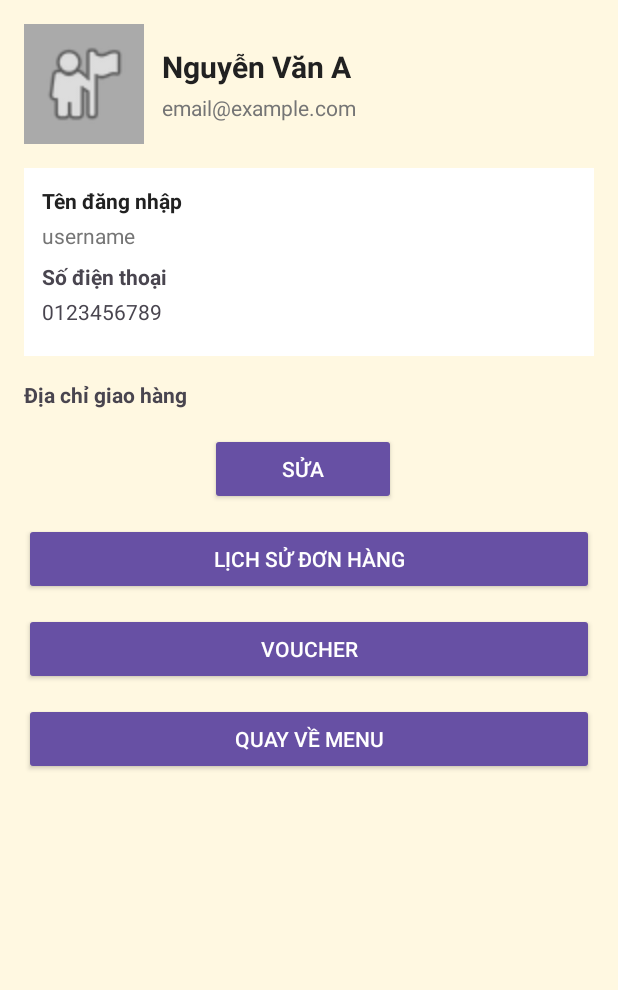
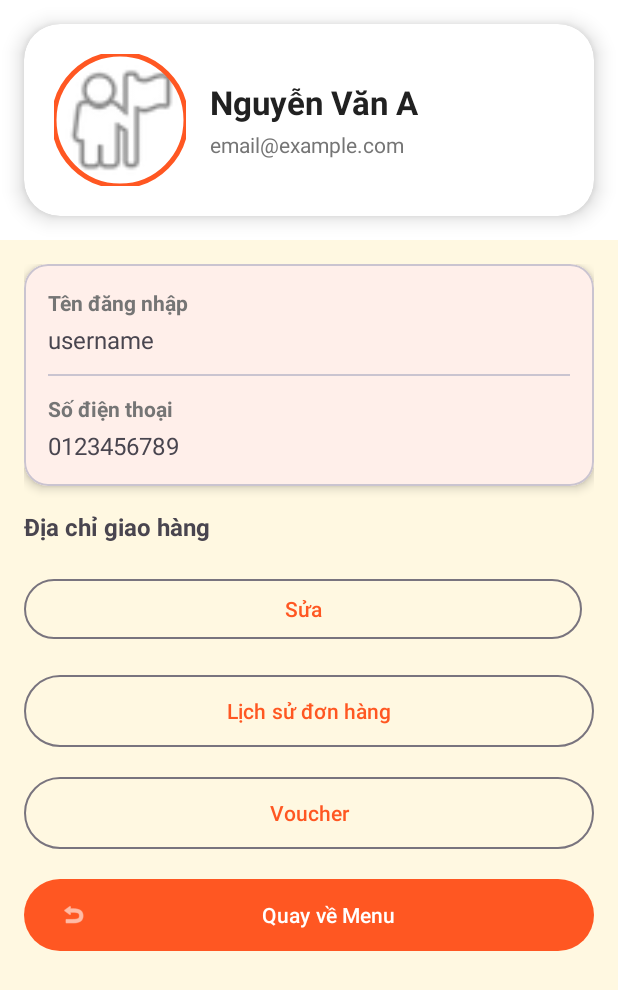
Before and after one commit to Thanh-Vui-Minx/Andoird, an Android app: the ProfileActivity screen opened directly, with no data from a screen before it, on a phone screen of 412 x 824 dp. Shown: the top 990 px of the screen. Run offline under Robolectric (Android 15) with nearby library versions, the phone set to English and light mode, and no system bars; our stand-ins replace Firebase (no records; nobody signed in at launch, a user with empty details on screens opened directly); pictures from the network do not load.

Commit message:
Cap nhat giao dien tong the

```diff
--- a/app/build.gradle.kts
+++ b/app/build.gradle.kts
@@ -54,5 +54,6 @@ dependencies {
     implementation("com.google.firebase:firebase-analytics")
     implementation("com.github.bumptech.glide:glide:4.16.0")
     implementation("androidx.constraintlayout:constraintlayout:2.1.4")
+    implementation("com.google.android.material:material:1.12.0")
     annotationProcessor ("com.github.bumptech.glide:compiler:4.16.0")
 }
--- a/app/src/main/res/layout/activity_main.xml
+++ b/app/src/main/res/layout/activity_main.xml
@@ -8,11 +8,12 @@
 
     <ImageView
         android:id="@+id/ivLogo"
-        android:layout_width="match_parent"
-        android:layout_height="200dp"
+        android:layout_width="381dp"
+        android:layout_height="225dp"
         android:layout_marginBottom="24dp"
         android:adjustViewBounds="true"
-        android:scaleType="centerCrop" />
+        android:cropToPadding="true"
+        android:scaleType="centerInside" />
 
     <TextView
         android:layout_width="wrap_content"
--- a/app/src/main/res/layout/activity_profile.xml
+++ b/app/src/main/res/layout/activity_profile.xml
@@ -1,44 +1,57 @@
 <?xml version="1.0" encoding="utf-8"?>
-<LinearLayout xmlns:android="http://schemas.android.com/apk/res/android"
+<androidx.coordinatorlayout.widget.CoordinatorLayout
+    xmlns:android="http://schemas.android.com/apk/res/android"
+    xmlns:app="http://schemas.android.com/apk/res-auto"
     android:layout_width="match_parent"
     android:layout_height="match_parent"
-    android:orientation="vertical"
-    android:padding="16dp"
     android:background="@color/background">
 
-    <!-- Header: avatar + name + email -->
+    <com.google.android.material.appbar.AppBarLayout
+        android:layout_width="match_parent"
+        android:layout_height="wrap_content"
+        android:background="?attr/colorSurface">
+
+        <androidx.cardview.widget.CardView
+            android:layout_width="match_parent"
+            android:layout_height="wrap_content"
+            app:cardCornerRadius="24dp"
+            app:cardElevation="8dp"
+            android:layout_margin="16dp">
+
             <LinearLayout
                 android:layout_width="match_parent"
                 android:layout_height="wrap_content"
                 android:orientation="horizontal"
-        android:gravity="center_vertical"
-        android:layout_marginBottom="16dp">
+                android:padding="20dp"
+                android:gravity="center_vertical">
 
-        <ImageView
+                <!-- Avatar tròn với viền -->
+                <com.google.android.material.imageview.ShapeableImageView
                     android:id="@+id/ivAvatar"
-            android:layout_width="80dp"
-            android:layout_height="80dp"
+                    android:layout_width="88dp"
+                    android:layout_height="88dp"
                     android:src="@android:drawable/ic_menu_myplaces"
                     android:contentDescription="Ảnh đại diện"
                     android:scaleType="centerCrop"
-            android:background="@android:color/darker_gray"
-            android:padding="8dp" />
+                    app:shapeAppearanceOverlay="@style/ShapeAppearanceOverlay.Circle"
+                    app:strokeColor="?attr/colorPrimary"
+                    app:strokeWidth="3dp" />
 
                 <LinearLayout
                     android:layout_width="0dp"
                     android:layout_height="wrap_content"
                     android:layout_weight="1"
                     android:orientation="vertical"
-            android:paddingStart="12dp">
+                    android:layout_marginStart="16dp">
 
                     <TextView
                         android:id="@+id/tvFullname"
                         android:layout_width="wrap_content"
                         android:layout_height="wrap_content"
                         android:text="Nguyễn Văn A"
-                android:textSize="20sp"
+                        android:textSize="22sp"
                         android:textStyle="bold"
-                android:textColor="@color/textPrimary" />
+                        android:textColor="?attr/colorOnSurface" />
 
                     <TextView
                         android:id="@+id/tvEmail"
@@ -47,18 +60,36 @@
                         android:text="email@example.com"
                         android:textSize="14sp"
                         android:layout_marginTop="4dp"
-                android:textColor="@color/textSecondary" />
+                        android:textColor="?attr/colorOnSurfaceVariant" />
                 </LinearLayout>
             </LinearLayout>
+        </androidx.cardview.widget.CardView>
+    </com.google.android.material.appbar.AppBarLayout>
 
-    <!-- Account fields -->
+    <androidx.core.widget.NestedScrollView
+        android:layout_width="match_parent"
+        android:layout_height="match_parent"
+        app:layout_behavior="@string/appbar_scrolling_view_behavior"
+        android:padding="16dp">
+
+        <LinearLayout
+            android:layout_width="match_parent"
+            android:layout_height="wrap_content"
+            android:orientation="vertical">
+
+            <!-- Thông tin tài khoản -->
+            <com.google.android.material.card.MaterialCardView
+                android:layout_width="match_parent"
+                android:layout_height="wrap_content"
+                app:cardCornerRadius="16dp"
+                app:cardElevation="4dp"
+                android:layout_marginBottom="16dp">
+
                 <LinearLayout
                     android:layout_width="match_parent"
                     android:layout_height="wrap_content"
                     android:orientation="vertical"
-        android:padding="12dp"
-        android:background="@color/surface"
-        android:layout_marginBottom="12dp">
+                    android:padding="16dp">
 
                     <TextView
                         android:id="@+id/tvUsernameLabel"
@@ -66,16 +97,21 @@
                         android:layout_height="wrap_content"
                         android:text="Tên đăng nhập"
                         android:textStyle="bold"
-            android:layout_marginBottom="4dp"
-            android:textColor="@color/textPrimary" />
+                        android:textColor="?attr/colorOnSurfaceVariant" />
 
                     <TextView
                         android:id="@+id/tvUsername"
                         android:layout_width="match_parent"
                         android:layout_height="wrap_content"
                         android:text="username"
-            android:layout_marginBottom="8dp"
-            android:textColor="@color/textSecondary" />
+                        android:layout_marginTop="4dp"
+                        android:textSize="16sp" />
+
+                    <View
+                        android:layout_width="match_parent"
+                        android:layout_height="1dp"
+                        android:background="?attr/colorOutlineVariant"
+                        android:layout_marginVertical="12dp" />
 
                     <TextView
                         android:id="@+id/tvPhoneLabel"
@@ -83,24 +119,26 @@
                         android:layout_height="wrap_content"
                         android:text="Số điện thoại"
                         android:textStyle="bold"
-            android:layout_marginBottom="4dp" />
+                        android:textColor="?attr/colorOnSurfaceVariant" />
 
                     <TextView
                         android:id="@+id/tvPhone"
                         android:layout_width="match_parent"
                         android:layout_height="wrap_content"
                         android:text="0123456789"
-            android:layout_marginBottom="8dp" />
+                        android:layout_marginTop="4dp"
+                        android:textSize="16sp" />
                 </LinearLayout>
+            </com.google.android.material.card.MaterialCardView>
 
-    <!-- Địa chỉ (danh sách động) -->
+            <!-- Địa chỉ -->
             <TextView
                 android:id="@+id/tvAddressLabel"
                 android:layout_width="wrap_content"
                 android:layout_height="wrap_content"
                 android:text="Địa chỉ giao hàng"
                 android:textStyle="bold"
-        android:layout_marginTop="4dp"
+                android:textSize="16sp"
                 android:layout_marginBottom="8dp" />
 
             <LinearLayout
@@ -108,82 +146,82 @@
                 android:layout_width="match_parent"
                 android:layout_height="wrap_content"
                 android:orientation="vertical"
-        android:layout_marginBottom="8dp" />
+                android:layout_marginBottom="12dp" />
 
-    <!-- Nút thêm địa chỉ (ẩn khi xem) -->
             <Button
                 android:id="@+id/btnAddAddress"
                 android:layout_width="wrap_content"
                 android:layout_height="wrap_content"
                 android:text="+ Thêm địa chỉ"
-        style="@style/AppButton"
+                style="@style/Widget.Material3.Button.TextButton"
                 android:visibility="gone"
                 android:layout_marginBottom="16dp" />
 
-    <!-- Buttons: Edit / Save / Cancel in one row -->
+            <!-- Nút hành động -->
             <LinearLayout
                 android:id="@+id/layoutButtons"
                 android:layout_width="match_parent"
                 android:layout_height="wrap_content"
                 android:orientation="horizontal"
                 android:gravity="center"
-        android:weightSum="3">
+                android:layout_marginBottom="16dp">
 
-        <Button
+                <com.google.android.material.button.MaterialButton
                     android:id="@+id/btnEdit"
                     android:layout_width="0dp"
                     android:layout_height="48dp"
                     android:layout_weight="1"
                     android:text="Sửa"
-            style="@style/AppButton"
+                    style="@style/Widget.Material3.Button.OutlinedButton"
                     android:layout_marginEnd="8dp" />
 
-        <Button
+                <com.google.android.material.button.MaterialButton
                     android:id="@+id/btnSave"
                     android:layout_width="0dp"
                     android:layout_height="48dp"
                     android:layout_weight="1"
                     android:text="Lưu"
-            style="@style/AppButton"
+                    style="@style/Widget.Material3.Button"
                     android:layout_marginEnd="8dp"
                     android:visibility="gone" />
 
-        <Button
+                <com.google.android.material.button.MaterialButton
                     android:id="@+id/btnCancel"
                     android:layout_width="0dp"
                     android:layout_height="48dp"
                     android:layout_weight="1"
                     android:text="Hủy"
-            style="@style/AppButton"
-            android:backgroundTint="@color/danger"
+                    style="@style/Widget.Material3.Button.OutlinedButton"
+                    app:strokeColor="@color/danger"
+                    android:textColor="@color/danger"
                     android:visibility="gone" />
             </LinearLayout>
 
-    <Button
+            <!-- Các nút chức năng -->
+            <com.google.android.material.button.MaterialButton
                 android:id="@+id/btnOrderHistory"
                 android:layout_width="match_parent"
-        android:layout_height="48dp"
-        android:layout_marginTop="12dp"
-        style="@style/AppButton"
+                android:layout_height="56dp"
                 android:text="Lịch sử đơn hàng"
-        android:textSize="14sp" />
+                style="@style/Widget.Material3.Button.OutlinedButton"
+                android:layout_marginBottom="12dp" />
 
-    <Button
+            <com.google.android.material.button.MaterialButton
                 android:id="@+id/btnVouchers"
                 android:layout_width="match_parent"
-        android:layout_height="48dp"
-        android:layout_marginTop="12dp"
-        style="@style/AppButton"
+                android:layout_height="56dp"
                 android:text="Voucher"
-        android:textSize="14sp" />
+                style="@style/Widget.Material3.Button.OutlinedButton"
+                android:layout_marginBottom="12dp" />
 
-    <Button
+            <com.google.android.material.button.MaterialButton
                 android:id="@+id/btnBackToMenu"
                 android:layout_width="match_parent"
-        android:layout_height="48dp"
-        android:layout_marginTop="12dp"
-        style="@style/AppButton"
+                android:layout_height="56dp"
                 android:text="Quay về Menu"
-        android:textSize="14sp" />
-
+                style="@style/Widget.Material3.Button"
+                app:icon="@android:drawable/ic_menu_revert"
+                app:iconGravity="start" />
         </LinearLayout>
+    </androidx.core.widget.NestedScrollView>
+</androidx.coordinatorlayout.widget.CoordinatorLayout>
--- a/app/src/main/res/layout/activity_signup.xml
+++ b/app/src/main/res/layout/activity_signup.xml
@@ -10,7 +10,8 @@
         android:id="@+id/ivLogo"
         android:layout_width="378dp"
         android:layout_height="230dp"
-        android:layout_marginBottom="30dp" />
+        android:layout_marginBottom="30dp"
+        android:scaleType="centerInside" />
     <TextView
         android:id="@+id/textView"
         android:layout_width="match_parent"
--- a/app/src/main/res/layout/item_voucher.xml
+++ b/app/src/main/res/layout/item_voucher.xml
@@ -8,7 +8,7 @@
     android:layout_marginBottom="8dp">
 
     <LinearLayout
-        android:layout_width="0dp"
+        android:layout_width="174dp"
         android:layout_height="wrap_content"
         android:layout_weight="1"
         android:orientation="vertical">
@@ -74,7 +74,7 @@
             <Button
                 android:id="@+id/btnEditVoucher"
                 style="@style/AppButton"
-                android:layout_width="wrap_content"
+                android:layout_width="83dp"
                 android:layout_height="wrap_content"
                 android:layout_gravity="center"
                 android:minWidth="56dp"
@@ -87,14 +87,15 @@
             android:layout_height="match_parent"
             android:foregroundGravity="center"
             android:padding="4dp">
+
             <Button
                 android:id="@+id/btnDeleteVoucher"
                 style="@style/AppButton"
-                android:layout_width="wrap_content"
+                android:layout_width="90dp"
                 android:layout_height="wrap_content"
-                android:text="Xóa"
                 android:layout_gravity="center"
-                android:minWidth="56dp" />
+                android:minWidth="56dp"
+                android:text="Xóa" />
         </FrameLayout>
 
     </LinearLayout>
--- a/app/src/main/res/values/styles.xml
+++ b/app/src/main/res/values/styles.xml
@@ -1,32 +1,40 @@
-<?xml version="1.0" encoding="utf-8"?>
 <resources>
-    <!-- Base application theme. -->
-    <style name="AppTheme" parent="Theme.AppCompat.Light.NoActionBar">
-        <item name="colorPrimary">@color/primary</item>
-        <item name="colorPrimaryDark">@color/primaryDark</item>
-        <item name="colorAccent">@color/accent</item>
-        <item name="android:textColorPrimary">@color/textPrimary</item>
-        <item name="android:windowBackground">@color/background</item>
-        <item name="android:buttonStyle">@style/AppButton</item>
+
+    <!-- Nút chính - Dùng MaterialButton -->
+    <style name="AppButton" parent="Widget.Material3.Button">
+        <item name="android:minHeight">48dp</item>
+        <item name="android:insetTop">0dp</item>
+        <item name="android:insetBottom">0dp</item>
+        <item name="cornerRadius">12dp</item>
+        <item name="backgroundTint">@color/primary</item>
+        <item name="android:textColor">@color/white</item>
+        <item name="android:textAllCaps">false</item>
+        <item name="iconGravity">textStart</item>
     </style>
 
-    <style name="AppButton" parent="Widget.AppCompat.Button">
-        <item name="android:backgroundTint">@color/primary</item>
-        <item name="android:textColor">@color/surface</item>
-        <item name="android:paddingLeft">12dp</item>
-        <item name="android:paddingRight">12dp</item>
-        <item name="android:paddingTop">8dp</item>
-        <item name="android:paddingBottom">8dp</item>
+    <!-- Card cho item -->
+    <style name="CardItem" parent="Widget.Material3.CardView.Elevated">
+        <item name="cardCornerRadius">16dp</item>
+        <item name="cardElevation">4dp</item>
     </style>
 
-    <style name="CardItem">
-        <item name="android:background">@color/surface</item>
-        <item name="android:padding">8dp</item>
-    </style>
-
+    <!-- Tiêu đề lớn -->
     <style name="HeaderTitle">
         <item name="android:textSize">20sp</item>
         <item name="android:textStyle">bold</item>
         <item name="android:textColor">@color/primary</item>
     </style>
+
+    <!-- Bo góc ảnh tròn -->
+    <style name="ShapeAppearanceOverlay.Circle" parent="">
+        <item name="cornerFamily">rounded</item>
+        <item name="cornerSize">50%</item>
+    </style>
+
+    <!-- Bo góc 16dp -->
+    <style name="ShapeAppearanceOverlay.Rounded16" parent="">
+        <item name="cornerFamily">rounded</item>
+        <item name="cornerSize">16dp</item>
+    </style>
+
 </resources>
--- a/app/src/main/res/values/themes.xml
+++ b/app/src/main/res/values/themes.xml
@@ -1,9 +1,28 @@
 <resources xmlns:tools="http://schemas.android.com/tools">
-    <!-- Base application theme. -->
+
+    <!-- Theme chính - Dùng Material 3 -->
     <style name="Base.Theme.Peterfood" parent="Theme.Material3.DayNight.NoActionBar">
-        <!-- Customize your light theme here. -->
-        <!-- <item name="colorPrimary">@color/my_light_primary</item> -->
+        <item name="colorPrimary">@color/primary</item>
+        <item name="colorOnPrimary">@color/white</item>
+        <item name="colorPrimaryContainer">@color/primaryDark</item>
+
+        <item name="colorSecondary">@color/secondary</item>
+        <item name="colorOnSecondary">@color/white</item>
+
+        <item name="colorSurface">@color/surface</item>
+        <item name="colorOnSurface">@color/textPrimary</item>
+        <item name="colorOnSurfaceVariant">@color/textSecondary</item>
+
+        <item name="colorError">@color/danger</item>
+        <item name="colorOnError">@color/white</item>
+
+        <item name="android:colorBackground">@color/background</item>
+        <item name="android:windowBackground">@color/background</item>
+
+        <!-- Button style -->
+        <item name="materialButtonStyle">@style/AppButton</item>
     </style>
 
     <style name="Theme.Peterfood" parent="Base.Theme.Peterfood" />
+
 </resources>
```
Lines whose indentation alone changed are shown as unchanged.
